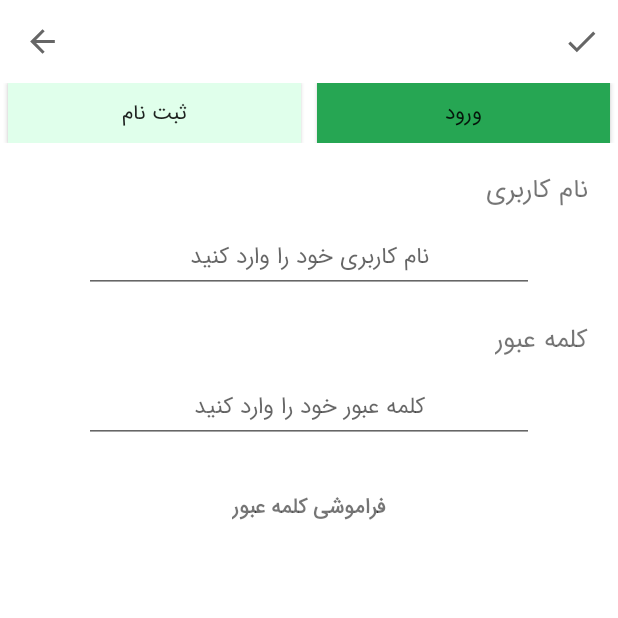
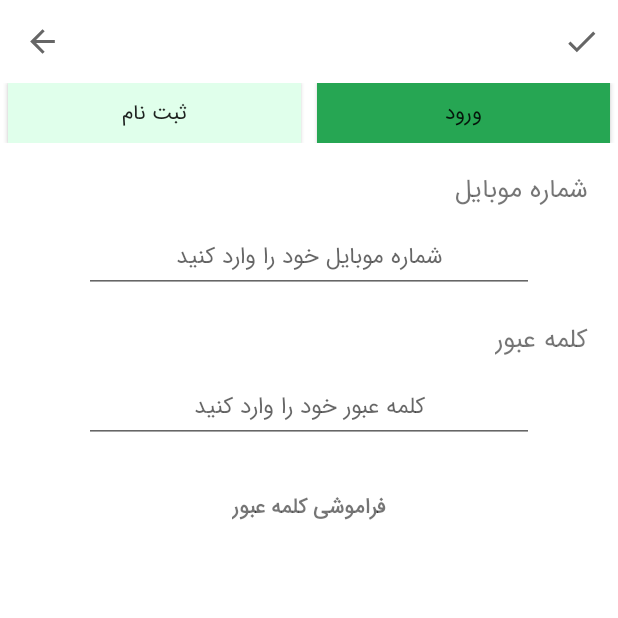
Before and after one commit to erfanakhavanrad/RostManaFinal, an Android app: the FragmentLoginRegister screen opened through its navigation route, on a phone screen of 412 x 824 dp, the top half of it. Run offline under Robolectric (Android 15) with nearby library versions, the phone set to English and light mode, and no system bars; our stand-ins replace navigation-ui.

```diff
--- a/app/src/main/java/com/example/rostmanafinal/Fragments/FragmentLoginRegister.java
+++ b/app/src/main/java/com/example/rostmanafinal/Fragments/FragmentLoginRegister.java
@@ -20,13 +20,14 @@ import com.example.rostmanafinal.R;
 
 public class FragmentLoginRegister extends Fragment {
     Button btn_register, btn_login, btn_forgetPassword_label;
-    EditText etxt_fname, etxt_lname, etxt_username_login, etxt_password_login, etxt_username_register, etxt_password_register,
-            etxt_forgetPassword_label, etxt_phonenumber_register;
-    TextView txt_lname, txt_fname, txt_username_login, txt_password_login, txt_username_register, txt_password_register, txt_forgetPassword,
-            txt_forgetPassword_label, txt_phonenumber_register;
+    EditText eTxt_firstName, eTxt_lName , eTxt_password_login, eTxt_username_register, eTxt_password_register,
+            eTxt_forgetPassword_label, eTxt_phoneNumber_register, eTxt_phoneNumber_login;
+    TextView txt_lName, txt_fName,  txt_password_login, txt_username_register, txt_password_register, txt_forgetPassword,
+            txt_forgetPassword_label, txt_phoneNumber_register, txt_phoneNumber_login, txt_cPassword_register, eTxt_cPassword_register;
     ImageView image_check, image_cancel;
     Integer statement = 1;
 
+//    eTxt_username_loginو txt_username_login,
     @Nullable
     @Override
     public View onCreateView(@NonNull LayoutInflater inflater, @Nullable ViewGroup container, @Nullable Bundle savedInstanceState) {
@@ -48,26 +49,26 @@ public class FragmentLoginRegister extends Fragment {
         image_cancel = view.findViewById(R.id.image_cancel);
 
         //      Login Views
-        etxt_username_login = view.findViewById(R.id.etxt_username_login);
-        txt_username_login = view.findViewById(R.id.txt_username_login);
+        eTxt_phoneNumber_login = view.findViewById(R.id.etxt_phonenumber_login);
+        txt_phoneNumber_login = view.findViewById(R.id.txt_phonenumber_login);
         txt_password_login = view.findViewById(R.id.txt_password_login);
-        etxt_password_login = view.findViewById(R.id.etxt_password_login);
+        eTxt_password_login = view.findViewById(R.id.etxt_password_login);
         txt_forgetPassword = view.findViewById(R.id.txt_forgetPassword);
 
 //        Register Views
-        txt_username_register = view.findViewById(R.id.txt_username_register);
-        etxt_username_register = view.findViewById(R.id.etxt_username_register);
+        txt_username_register = view.findViewById(R.id.txt_cPassword_register);
+        eTxt_username_register = view.findViewById(R.id.etxt_cPassword_register);
         txt_password_register = view.findViewById(R.id.txt_password_register);
-        etxt_password_register = view.findViewById(R.id.etxt_password_register);
-        etxt_fname = view.findViewById(R.id.etxt_fname);
-        etxt_lname = view.findViewById(R.id.etxt_lname);
-        txt_fname = view.findViewById(R.id.txt_fname);
-        txt_lname = view.findViewById(R.id.txt_lname);
-        etxt_phonenumber_register = view.findViewById(R.id.etxt_phonenumber_register);
-        txt_phonenumber_register = view.findViewById(R.id.txt_phonenumber_register);
+        eTxt_password_register = view.findViewById(R.id.etxt_password_register);
+        eTxt_firstName = view.findViewById(R.id.etxt_fname);
+        eTxt_lName = view.findViewById(R.id.etxt_lname);
+        txt_fName = view.findViewById(R.id.txt_fname);
+        txt_lName = view.findViewById(R.id.txt_lname);
+        eTxt_phoneNumber_register = view.findViewById(R.id.etxt_phonenumber_register);
+        txt_phoneNumber_register = view.findViewById(R.id.txt_phonenumber_register);
 
 //        forget password
-        etxt_forgetPassword_label = view.findViewById(R.id.etxt_forgetPassword_label);
+        eTxt_forgetPassword_label = view.findViewById(R.id.etxt_forgetPassword_label);
         txt_forgetPassword_label = view.findViewById(R.id.txt_forgetPassword_label);
         btn_forgetPassword_label = view.findViewById(R.id.btn_forgetPassword_label);
         statement = 1;
@@ -92,12 +93,12 @@ public class FragmentLoginRegister extends Fragment {
             @Override
             public void onClick(View v) {
                 //Hide everything
-                etxt_forgetPassword_label.setVisibility(View.VISIBLE);
+                eTxt_forgetPassword_label.setVisibility(View.VISIBLE);
                 txt_forgetPassword_label.setVisibility(View.VISIBLE);
                 btn_forgetPassword_label.setVisibility(View.VISIBLE);
-                etxt_password_login.setVisibility(View.INVISIBLE);
-                etxt_username_login.setVisibility(View.INVISIBLE);
-                txt_username_login.setVisibility(View.INVISIBLE);
+                eTxt_password_login.setVisibility(View.INVISIBLE);
+                eTxt_phoneNumber_login.setVisibility(View.INVISIBLE);
+                txt_phoneNumber_login.setVisibility(View.INVISIBLE);
                 txt_password_login.setVisibility(View.INVISIBLE);
                 txt_forgetPassword.setVisibility(View.INVISIBLE);
 
@@ -113,36 +114,36 @@ public class FragmentLoginRegister extends Fragment {
                 btn_login.setBackgroundColor(ContextCompat.getColor(requireActivity(), R.color.lGreen2OnSelected));
                 btn_register.setBackgroundColor(ContextCompat.getColor(requireActivity(), R.color.lGreen2));
 
-                etxt_forgetPassword_label.setVisibility(View.GONE);
+                eTxt_forgetPassword_label.setVisibility(View.GONE);
                 txt_forgetPassword_label.setVisibility(View.GONE);
                 btn_forgetPassword_label.setVisibility(View.GONE);
-                etxt_fname.setVisibility(View.VISIBLE);
-                txt_fname.setVisibility(View.VISIBLE);
-                etxt_lname.setVisibility(View.VISIBLE);
-                txt_lname.setVisibility(View.VISIBLE);
-                etxt_phonenumber_register.setVisibility(View.VISIBLE);
-                txt_phonenumber_register.setVisibility(View.VISIBLE);
+                eTxt_firstName.setVisibility(View.VISIBLE);
+                txt_fName.setVisibility(View.VISIBLE);
+                eTxt_lName.setVisibility(View.VISIBLE);
+                txt_lName.setVisibility(View.VISIBLE);
+                eTxt_phoneNumber_register.setVisibility(View.VISIBLE);
+                txt_phoneNumber_register.setVisibility(View.VISIBLE);
 
 
                 txt_password_register.setVisibility(View.VISIBLE);
-                etxt_password_register.setVisibility(View.VISIBLE);
+                eTxt_password_register.setVisibility(View.VISIBLE);
                 txt_username_register.setVisibility(View.VISIBLE);
-                etxt_username_register.setVisibility(View.VISIBLE);
-                etxt_password_login.setVisibility(View.GONE);
-                etxt_username_login.setVisibility(View.GONE);
-                txt_username_login.setVisibility(View.GONE);
+                eTxt_username_register.setVisibility(View.VISIBLE);
+                eTxt_password_login.setVisibility(View.GONE);
+                eTxt_phoneNumber_login.setVisibility(View.GONE);
+               txt_phoneNumber_login.setVisibility(View.GONE);
                 txt_password_login.setVisibility(View.GONE);
                 txt_forgetPassword.setVisibility(View.GONE);
 
-                if (!etxt_fname.getText().toString().equals("") &&
-                        !etxt_lname.getText().toString().equals("") &&
-                        !etxt_password_register.getText().toString().equals("") &&
-                        !etxt_username_register.getText().toString().equals("")
+                if (!eTxt_firstName.getText().toString().equals("") &&
+                        !eTxt_lName.getText().toString().equals("") &&
+                        !eTxt_password_register.getText().toString().equals("") &&
+                        !eTxt_username_register.getText().toString().equals("")
                 ) {
-                    String firstName = etxt_fname.getText().toString();
-                    String lastName = etxt_lname.getText().toString();
-                    String passwordRegister = etxt_password_register.getText().toString();
-                    String userRegister = etxt_username_register.getText().toString();
+                    String firstName = eTxt_firstName.getText().toString();
+                    String lastName = eTxt_lName.getText().toString();
+                    String passwordRegister = eTxt_password_register.getText().toString();
+                    String userRegister = eTxt_username_register.getText().toString();
 
                     Intent intentUser = new Intent(getContext(), FragmentHome.class);
                     intentUser.putExtra("firstName", firstName);
@@ -165,24 +166,24 @@ public class FragmentLoginRegister extends Fragment {
                 btn_login.setBackgroundColor(ContextCompat.getColor(requireActivity(), R.color.lGreen2));
 //                btn_register.setBackgroundColor(Color.lg);
 
-                etxt_forgetPassword_label.setVisibility(View.GONE);
+                eTxt_forgetPassword_label.setVisibility(View.GONE);
                 txt_forgetPassword_label.setVisibility(View.GONE);
                 btn_forgetPassword_label.setVisibility(View.GONE);
-                etxt_fname.setVisibility(View.GONE);
-                txt_fname.setVisibility(View.GONE);
-                etxt_lname.setVisibility(View.GONE);
-                txt_lname.setVisibility(View.GONE);
+                eTxt_firstName.setVisibility(View.GONE);
+                txt_fName.setVisibility(View.GONE);
+                eTxt_lName.setVisibility(View.GONE);
+                txt_lName.setVisibility(View.GONE);
                 txt_password_register.setVisibility(View.GONE);
-                etxt_password_register.setVisibility(View.GONE);
+                eTxt_password_register.setVisibility(View.GONE);
                 txt_username_register.setVisibility(View.GONE);
-                etxt_username_register.setVisibility(View.GONE);
-                txt_phonenumber_register.setVisibility(View.GONE);
-                etxt_phonenumber_register.setVisibility(View.GONE);
+                eTxt_username_register.setVisibility(View.GONE);
+                txt_phoneNumber_register.setVisibility(View.GONE);
+                eTxt_phoneNumber_register.setVisibility(View.GONE);
 
 
-                etxt_password_login.setVisibility(View.VISIBLE);
-                etxt_username_login.setVisibility(View.VISIBLE);
-                txt_username_login.setVisibility(View.VISIBLE);
+                eTxt_password_login.setVisibility(View.VISIBLE);
+                eTxt_phoneNumber_login.setVisibility(View.VISIBLE);
+                txt_phoneNumber_login.setVisibility(View.VISIBLE);
                 txt_password_login.setVisibility(View.VISIBLE);
                 txt_forgetPassword.setVisibility(View.VISIBLE);
 
@@ -214,8 +215,8 @@ public class FragmentLoginRegister extends Fragment {
                 switch (statement) {
                     case 1:
 // it starts here
-                        String data = etxt_password_login.getText().toString();
-                        String data2 = etxt_username_login.getText().toString();
+                        String data = eTxt_password_login.getText().toString();
+                        String data2 = eTxt_phoneNumber_login.getText().toString();
                         if (data.isEmpty() || data2.isEmpty()) {
                             Toast.makeText(getContext(), "لطفا تمام کادرها را پر کنید", Toast.LENGTH_SHORT).show();
                         } else {
@@ -231,10 +232,10 @@ public class FragmentLoginRegister extends Fragment {
                     case 2:
                         // it starts here
 
-                        String data3 = etxt_username_register.getText().toString();
-                        String data4 = etxt_password_register.getText().toString();
-                        String data5 = etxt_fname.getText().toString();
-                        String data7 = etxt_lname.getText().toString();
+                        String data3 = eTxt_username_register.getText().toString();
+                        String data4 = eTxt_password_register.getText().toString();
+                        String data5 = eTxt_firstName.getText().toString();
+                        String data7 = eTxt_lName.getText().toString();
                         if (data3.isEmpty() || data4.isEmpty() | data5.isEmpty() || data7.isEmpty()) {
                             Toast.makeText(getContext(), "لطفا تمام کادرها را پر کنید", Toast.LENGTH_SHORT).show();
                         } else {
--- a/app/src/main/res/layout/fragment_login_register.xml
+++ b/app/src/main/res/layout/fragment_login_register.xml
@@ -162,25 +162,25 @@
         android:visibility="gone" />
 
     <TextView
-        android:id="@+id/txt_username_login"
+        android:id="@+id/txt_phonenumber_login"
         android:layout_width="wrap_content"
         android:layout_height="wrap_content"
         android:layout_gravity="right"
         android:layout_marginTop="15dp"
         android:layout_marginRight="20dp"
         android:fontFamily="@font/iransans"
-        android:text="نام کاربری"
+        android:text="شماره موبایل"
         android:textSize="17sp" />
 
     <EditText
-        android:id="@+id/etxt_username_login"
+        android:id="@+id/etxt_phonenumber_login"
         android:layout_width="300dp"
         android:layout_height="wrap_content"
         android:layout_gravity="center"
         android:layout_marginTop="5dp"
         android:fontFamily="@font/iransans"
         android:gravity="center"
-        android:hint="نام کاربری خود را وارد کنید"
+        android:hint="شماره موبایل خود را وارد کنید"
         android:inputType="textEmailAddress"
         android:textSize="15sp" />
     <!--   sddasdadsad -->
@@ -245,31 +245,6 @@
         android:visibility="gone" />
     <!-- عسثق-->
     <TextView
-        android:id="@+id/txt_username_register"
-        android:layout_width="wrap_content"
-        android:layout_height="wrap_content"
-        android:layout_gravity="right"
-        android:layout_marginTop="15dp"
-        android:layout_marginRight="20dp"
-        android:fontFamily="@font/iransans"
-        android:text="نام کاربری"
-        android:textSize="17sp"
-        android:visibility="gone" />
-
-    <EditText
-        android:id="@+id/etxt_username_register"
-        android:layout_width="300dp"
-        android:layout_height="wrap_content"
-        android:layout_gravity="center"
-        android:layout_marginTop="5dp"
-        android:fontFamily="@font/iransans"
-        android:gravity="center"
-        android:hint="نام کاربری خود را وارد کنید"
-        android:inputType="textEmailAddress"
-        android:textSize="15sp"
-        android:visibility="gone" />
-
-    <TextView
         android:id="@+id/txt_password_register"
         android:layout_width="wrap_content"
         android:layout_height="wrap_content"
@@ -277,7 +252,7 @@
         android:layout_marginTop="15dp"
         android:layout_marginRight="20dp"
         android:fontFamily="@font/iransans"
-        android:text="کلمه عبور"
+        android:text="رمز عبور"
         android:textSize="17sp"
         android:visibility="gone" />
 
@@ -289,7 +264,32 @@
         android:layout_marginTop="5dp"
         android:fontFamily="@font/iransans"
         android:gravity="center"
-        android:hint="کلمه عبور خود را وارد کنید"
+        android:hint="رمز عبور خود را وارد کنید"
+        android:inputType="textEmailAddress"
+        android:textSize="15sp"
+        android:visibility="gone" />
+
+    <TextView
+        android:id="@+id/txt_cPassword_register"
+        android:layout_width="wrap_content"
+        android:layout_height="wrap_content"
+        android:layout_gravity="right"
+        android:layout_marginTop="15dp"
+        android:layout_marginRight="20dp"
+        android:fontFamily="@font/iransans"
+        android:text="تایید کلمه عبور"
+        android:textSize="17sp"
+        android:visibility="gone" />
+
+    <EditText
+        android:id="@+id/etxt_cPassword_register"
+        android:layout_width="300dp"
+        android:layout_height="wrap_content"
+        android:layout_gravity="center"
+        android:layout_marginTop="5dp"
+        android:fontFamily="@font/iransans"
+        android:gravity="center"
+        android:hint="کلمه عبور خود را دوباره وارد کنید"
         android:inputType="textPassword"
         android:textSize="15sp"
         android:visibility="gone" />
```
